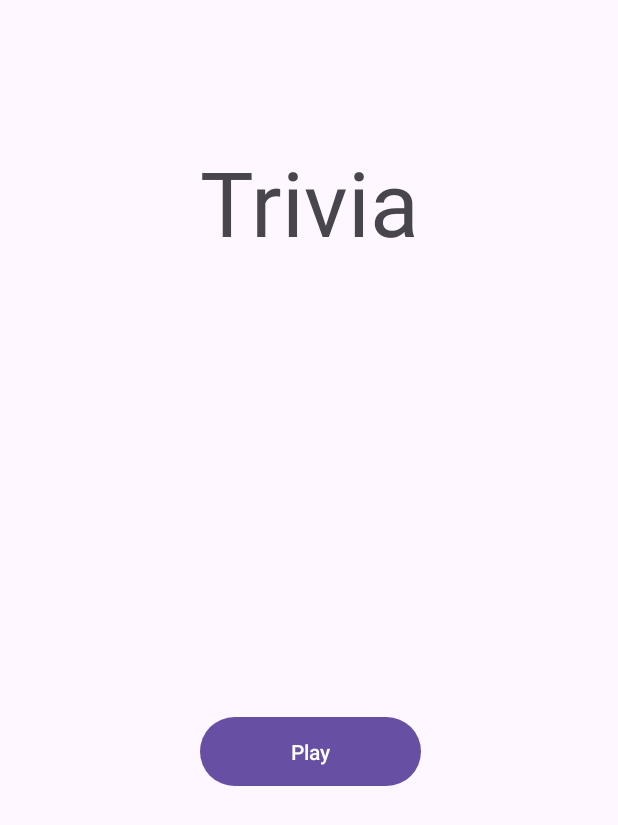
After one commit to darcylo21/Trivia, an Android app: the TriviaZone screen opened directly, with no data from a screen before it, on a phone screen of 412 x 824 dp. The commit adds this screen. Shown: the top 825 px of the screen. Run offline under Robolectric (Android 15) with nearby library versions, the phone set to English and light mode, and no system bars.

Commit message:
Made third activity

```diff
--- a/app/src/main/AndroidManifest.xml
+++ b/app/src/main/AndroidManifest.xml
@@ -25,6 +25,10 @@
             android:name=".SubjectSelectionActivity"
             android:exported="false"
             android:windowSoftInputMode="adjustResize" />
+        <activity
+            android:name=".TriviaZone"
+            android:exported="false"
+            android:windowSoftInputMode="adjustResize" />
     </application>
 
 </manifest>
--- /dev/null
+++ b/app/src/main/java/com/example/trivia/TriviaZone.kt
@@ -0,0 +1,18 @@
+package com.example.trivia
+
+import android.os.Bundle
+import androidx.activity.enableEdgeToEdge
+import androidx.appcompat.app.AppCompatActivity
+import androidx.core.view.ViewCompat
+import androidx.core.view.WindowInsetsCompat
+import com.example.trivia.databinding.ActivityMainBinding
+
+class TriviaZone : AppCompatActivity() {
+    private lateinit var binding: ActivityMainBinding
+    override fun onCreate(savedInstanceState: Bundle?) {
+        super.onCreate(savedInstanceState)
+        binding = ActivityMainBinding.inflate(layoutInflater)
+        enableEdgeToEdge()
+        setContentView(binding.root)
+    }
+}
--- a/app/src/main/res/layout/activity_main.xml
+++ b/app/src/main/res/layout/activity_main.xml
@@ -11,15 +11,14 @@
         android:id="@+id/tvTitle"
         android:layout_width="wrap_content"
         android:layout_height="wrap_content"
-        android:layout_marginStart="163dp"
+        android:layout_marginStart="60dp"
         android:layout_marginTop="94dp"
-        android:layout_marginEnd="190dp"
+        android:layout_marginEnd="60dp"
         android:layout_marginBottom="618dp"
         android:text="Trivia"
         android:textSize="60sp"
         app:layout_constraintBottom_toBottomOf="parent"
         app:layout_constraintEnd_toEndOf="parent"
-        app:layout_constraintHorizontal_bias="0.352"
         app:layout_constraintStart_toStartOf="parent"
         app:layout_constraintTop_toTopOf="parent"
         app:layout_constraintVertical_bias="0.0" />
@@ -28,7 +27,7 @@
         android:id="@+id/btnPlay"
         android:layout_width="147dp"
         android:layout_height="54dp"
-        android:layout_marginStart="165dp"
+        android:layout_marginStart="160dp"
         android:layout_marginTop="256dp"
         android:layout_marginEnd="158dp"
         android:layout_marginBottom="253dp"
```
Also changed, not shown: app/src/main/res/layout/activity_trivia_zone.xml (added, +8 -0 lines).
